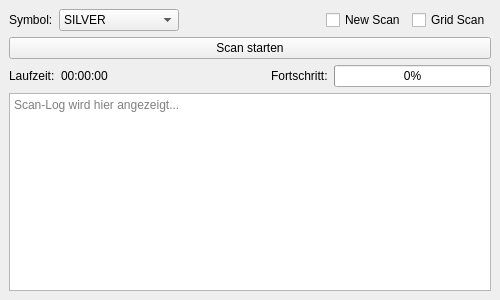
First picture: the form in ui/service_win.ui, repository hoyerth/PyTrader, before the edit.
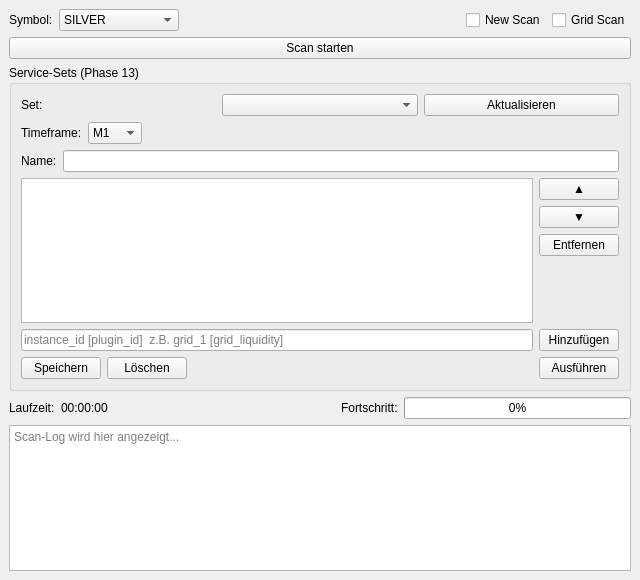
Second picture: the form after the edit.

Commit message:
Phase 13 Schritt 4: Service-Set-Verwaltung im Service-Fenster (service_win.ui erweitert: Set-Dropdown, Name, execution_order-Liste mit Auf/Ab-Sortierung, add/remove Instanz, Save/Delete mit Rueckfrage, Execute) - ServiceSetRunWorker fuehrt Set via ServiceSetEvaluator im Hintergrund aus; refresh_set_list laedt erstes Set explizit (addItem setzt Index 0 bei blockierten Signalen, geloeschte Auswahl fallt auf erstes Set zurueck), _clear_set_editor extrahiert, QMainWindow-Import entfernt, headless validiert
Generated with [Continue](https://continue.dev)

```diff
--- a/ui/service_win.ui
+++ b/ui/service_win.ui
@@ -6,8 +6,8 @@
    <rect>
     <x>0</x>
     <y>0</y>
-    <width>500</width>
-    <height>300</height>
+    <width>640</width>
+    <height>580</height>
    </rect>
   </property>
   <property name="windowTitle">
@@ -91,6 +91,247 @@
       </property>
      </widget>
     </item>
+    <item>
+     <widget class="QGroupBox" name="group_service_sets">
+      <property name="title">
+       <string>Service-Sets (Phase 13)</string>
+      </property>
+      <layout class="QVBoxLayout" name="verticalLayout_sets">
+       <item>
+        <layout class="QHBoxLayout" name="layout_set_select">
+         <item>
+          <widget class="QLabel" name="label_set">
+           <property name="text">
+            <string>Set:</string>
+           </property>
+          </widget>
+         </item>
+         <item>
+          <widget class="QComboBox" name="combo_set">
+           <property name="toolTip">
+            <string>Gespeicherte Service-Sets (aus ServiceSetRepository.list_sets()).</string>
+           </property>
+          </widget>
+         </item>
+         <item>
+          <widget class="QPushButton" name="btn_refresh_sets">
+           <property name="text">
+            <string>Aktualisieren</string>
+           </property>
+           <property name="toolTip">
+            <string>Set-Liste neu aus der Datenbank laden.</string>
+           </property>
+          </widget>
+         </item>
+        </layout>
+       </item>
+       <item>
+        <layout class="QHBoxLayout" name="layout_set_tf">
+         <item>
+          <widget class="QLabel" name="label_tf_set">
+           <property name="text">
+            <string>Timeframe:</string>
+           </property>
+          </widget>
+         </item>
+         <item>
+          <widget class="QComboBox" name="combo_tf_set">
+           <property name="toolTip">
+            <string>Timeframe für die Ausführung des Service-Sets.</string>
+           </property>
+           <item>
+            <property name="text">
+             <string>M1</string>
+            </property>
+           </item>
+           <item>
+            <property name="text">
+             <string>M5</string>
+            </property>
+           </item>
+           <item>
+            <property name="text">
+             <string>M15</string>
+            </property>
+           </item>
+           <item>
+            <property name="text">
+             <string>M30</string>
+            </property>
+           </item>
+           <item>
+            <property name="text">
+             <string>H1</string>
+            </property>
+           </item>
+           <item>
+            <property name="text">
+             <string>H4</string>
+            </property>
+           </item>
+           <item>
+            <property name="text">
+             <string>D1</string>
+            </property>
+           </item>
+          </widget>
+         </item>
+         <item>
+          <spacer name="horizontalSpacer_tf">
+           <property name="orientation">
+            <enum>Qt::Orientation::Horizontal</enum>
+           </property>
+           <property name="sizeHint" stdset="0">
+            <size>
+             <width>40</width>
+             <height>20</height>
+            </size>
+           </property>
+          </spacer>
+         </item>
+        </layout>
+       </item>
+       <item>
+        <layout class="QHBoxLayout" name="layout_set_name">
+         <item>
+          <widget class="QLabel" name="label_set_name">
+           <property name="text">
+            <string>Name:</string>
+           </property>
+          </widget>
+         </item>
+         <item>
+          <widget class="QLineEdit" name="edit_set_name">
+           <property name="toolTip">
+            <string>Set-Name. Leer beim Speichern → automatischer Name aus den instance_ids (z.B. "grid_1 + prox_1").</string>
+           </property>
+          </widget>
+         </item>
+        </layout>
+       </item>
+       <item>
+        <layout class="QHBoxLayout" name="layout_set_order">
+         <item>
+          <widget class="QListWidget" name="list_execution_order">
+           <property name="toolTip">
+            <string>Ausführungs-Reihenfolge der Services (instance_id [plugin_id]).</string>
+           </property>
+          </widget>
+         </item>
+         <item>
+          <layout class="QVBoxLayout" name="layout_order_buttons">
+           <item>
+            <widget class="QPushButton" name="btn_move_up">
+             <property name="text">
+              <string>▲</string>
+             </property>
+             <property name="toolTip">
+              <string>Service in der Reihenfolge nach oben verschieben.</string>
+             </property>
+            </widget>
+           </item>
+           <item>
+            <widget class="QPushButton" name="btn_move_down">
+             <property name="text">
+              <string>▼</string>
+             </property>
+             <property name="toolTip">
+              <string>Service in der Reihenfolge nach unten verschieben.</string>
+             </property>
+            </widget>
+           </item>
+           <item>
+            <widget class="QPushButton" name="btn_remove_instance">
+             <property name="text">
+              <string>Entfernen</string>
+             </property>
+             <property name="toolTip">
+              <string>Markierten Service aus der Reihenfolge entfernen.</string>
+             </property>
+            </widget>
+           </item>
+           <item>
+            <spacer name="verticalSpacer_order">
+             <property name="orientation">
+              <enum>Qt::Orientation::Vertical</enum>
+             </property>
+             <property name="sizeHint" stdset="0">
+              <size>
+               <width>20</width>
+               <height>40</height>
+              </size>
+             </property>
+            </spacer>
+           </item>
+          </layout>
+         </item>
+        </layout>
+       </item>
+       <item>
+        <layout class="QHBoxLayout" name="layout_set_add">
+         <item>
+          <widget class="QLineEdit" name="edit_new_instance">
+           <property name="placeholderText">
+            <string>instance_id [plugin_id]  z.B. grid_1 [grid_liquidity]</string>
+           </property>
+          </widget>
+         </item>
+         <item>
+          <widget class="QPushButton" name="btn_add_instance">
+           <property name="text">
+            <string>Hinzufügen</string>
+           </property>
+          </widget>
+         </item>
+        </layout>
+       </item>
+       <item>
+        <layout class="QHBoxLayout" name="layout_set_actions">
+         <item>
+          <widget class="QPushButton" name="btn_save_set">
+           <property name="text">
+            <string>Speichern</string>
+           </property>
+          </widget>
+         </item>
+         <item>
+          <widget class="QPushButton" name="btn_delete_set">
+           <property name="text">
+            <string>Löschen</string>
+           </property>
+           <property name="toolTip">
+            <string>Set löschen (mit Rückfrage). Löschen ist final.</string>
+           </property>
+          </widget>
+         </item>
+         <item>
+          <spacer name="horizontalSpacer_actions">
+           <property name="orientation">
+            <enum>Qt::Orientation::Horizontal</enum>
+           </property>
+           <property name="sizeHint" stdset="0">
+            <size>
+             <width>40</width>
+             <height>20</height>
+            </size>
+           </property>
+          </spacer>
+         </item>
+         <item>
+          <widget class="QPushButton" name="btn_execute_set">
+           <property name="text">
+            <string>Ausführen</string>
+           </property>
+           <property name="toolTip">
+            <string>Startet den ServiceSetEvaluator.execute_set für das aktive Set (Services nacheinander in execution_order).</string>
+           </property>
+          </widget>
+         </item>
+        </layout>
+       </item>
+      </layout>
+     </widget>
+    </item>
     <item>
      <layout class="QHBoxLayout" name="layout_status">
       <item>
```
The commit also changes 1 other file.
